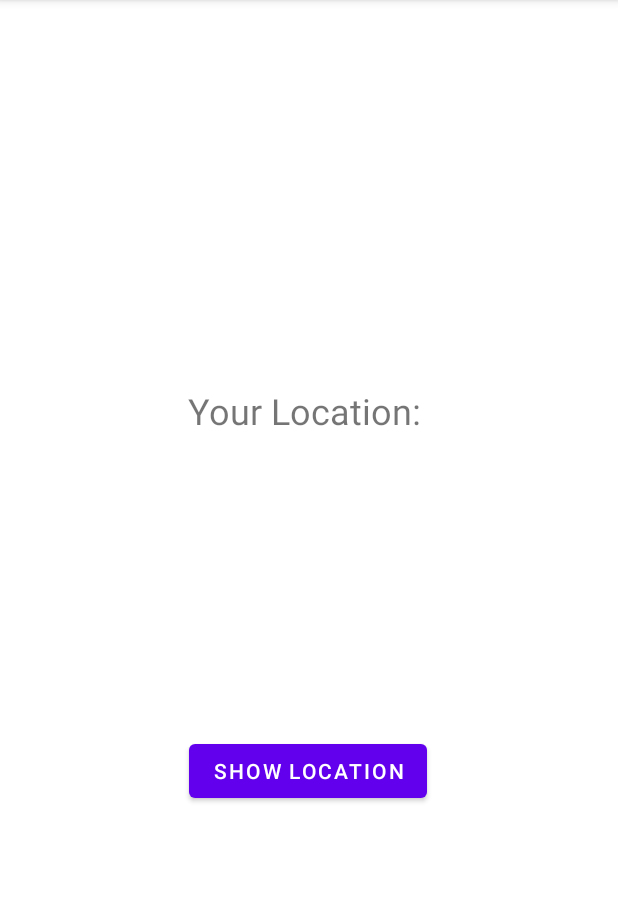
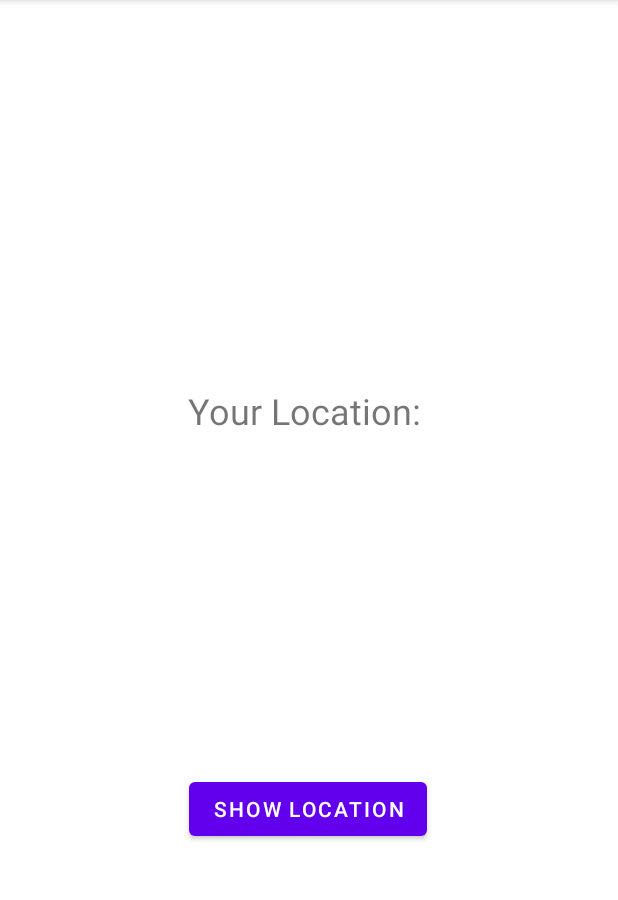
Before and after one commit to tobyatgithub/cs5520MobileAppDesign, an Android app: the LocatorActivity screen opened directly, with no data from a screen before it, on a phone screen of 412 x 824 dp, the part 84-984 px from its top. Run offline under Robolectric (Android 15) with nearby library versions, the light colour scheme and no system bars.

Commit message:
modify button setting to make locator work for horizontal screen.

```diff
--- a/NUMAD2021Spring-FangyuanHuang/app/src/main/res/layout/activity_locator.xml
+++ b/NUMAD2021Spring-FangyuanHuang/app/src/main/res/layout/activity_locator.xml
@@ -22,12 +22,11 @@
         android:id="@+id/btnGetLocation"
         android:layout_width="wrap_content"
         android:layout_height="wrap_content"
-        android:layout_marginTop="200dp"
+        android:layout_marginTop="20dp"
         android:text="Show Location"
         app:layout_constraintBottom_toBottomOf="parent"
         app:layout_constraintEnd_toEndOf="parent"
         app:layout_constraintHorizontal_bias="0.498"
         app:layout_constraintStart_toStartOf="parent"
-        app:layout_constraintTop_toBottomOf="@+id/locationText"
-        app:layout_constraintVertical_bias="0.0" />
+        app:layout_constraintTop_toBottomOf="@+id/locationText" />
 </androidx.constraintlayout.widget.ConstraintLayout>
```
